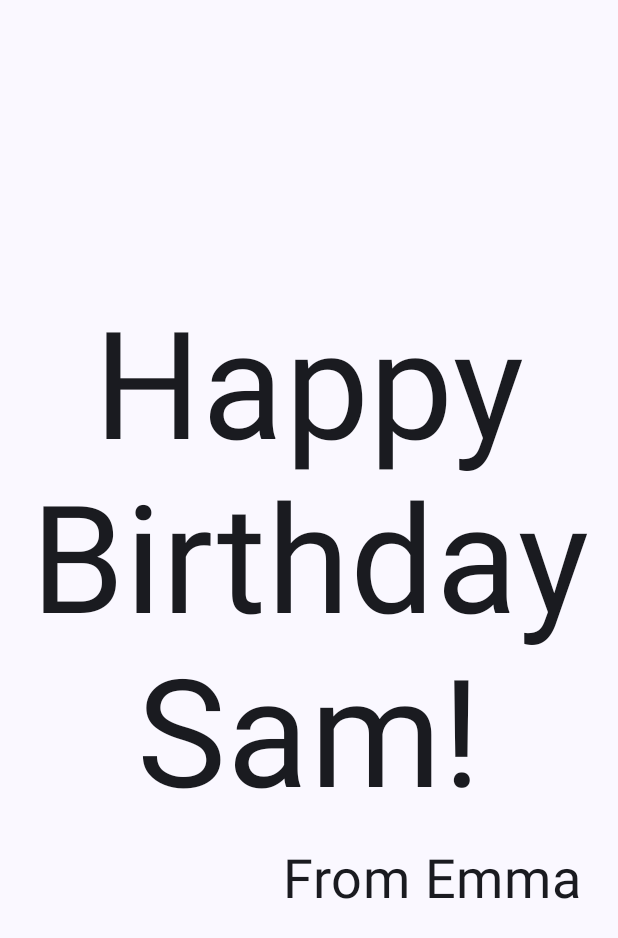
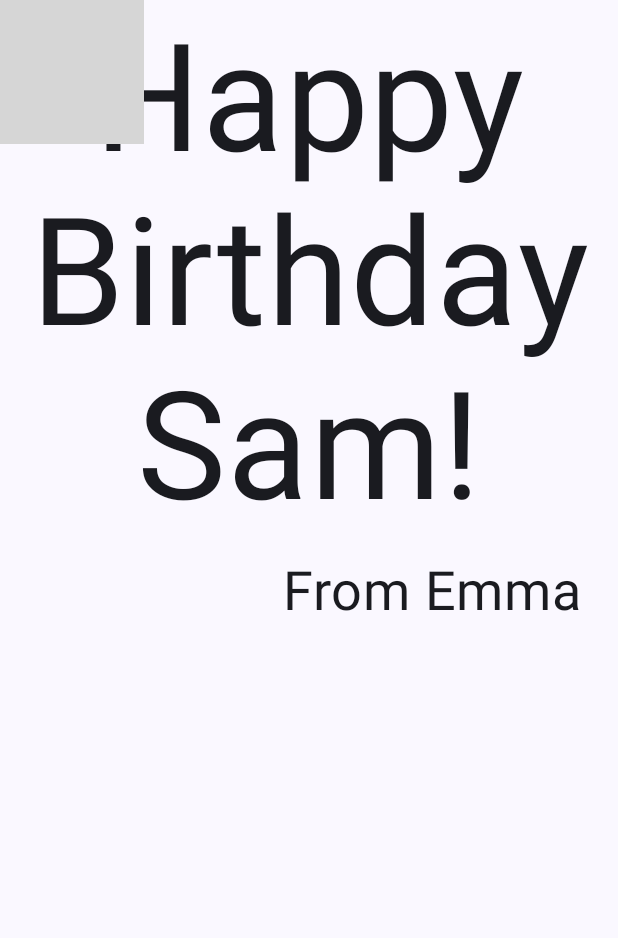
Before and after one commit to xrzqx/Kotlin-Exerxice, an Android app built with Jetpack Compose: the screen it shows after launch (MainActivity), on a phone screen of 412 x 824 dp. Shown: the top 938 px of the screen. Run offline under Robolectric (Android 15) with nearby library versions, the phone set to English and light mode, and no system bars; grey boxes are pictures that could not be loaded.

Commit message:
change content

```diff
--- a/HappyBridayApp/app/src/main/java/com/example/happybridayapp/MainActivity.kt
+++ b/HappyBridayApp/app/src/main/java/com/example/happybridayapp/MainActivity.kt
@@ -32,7 +32,7 @@ class MainActivity : ComponentActivity() {
                     modifier = Modifier.fillMaxSize(),
                     color = MaterialTheme.colorScheme.background
                 ) {
-                    GreetingText( message = "Happy Birthday Sam!", from = "From Emma")
+                    GreetingImage( message = "Happy Birthday Sam!", from = "From Emma")
                 }
             }
         }
```
Also changed, not shown: ComposeArticle/app/src/main/res/drawable-nodpi/bg_compose_background.png (added).
